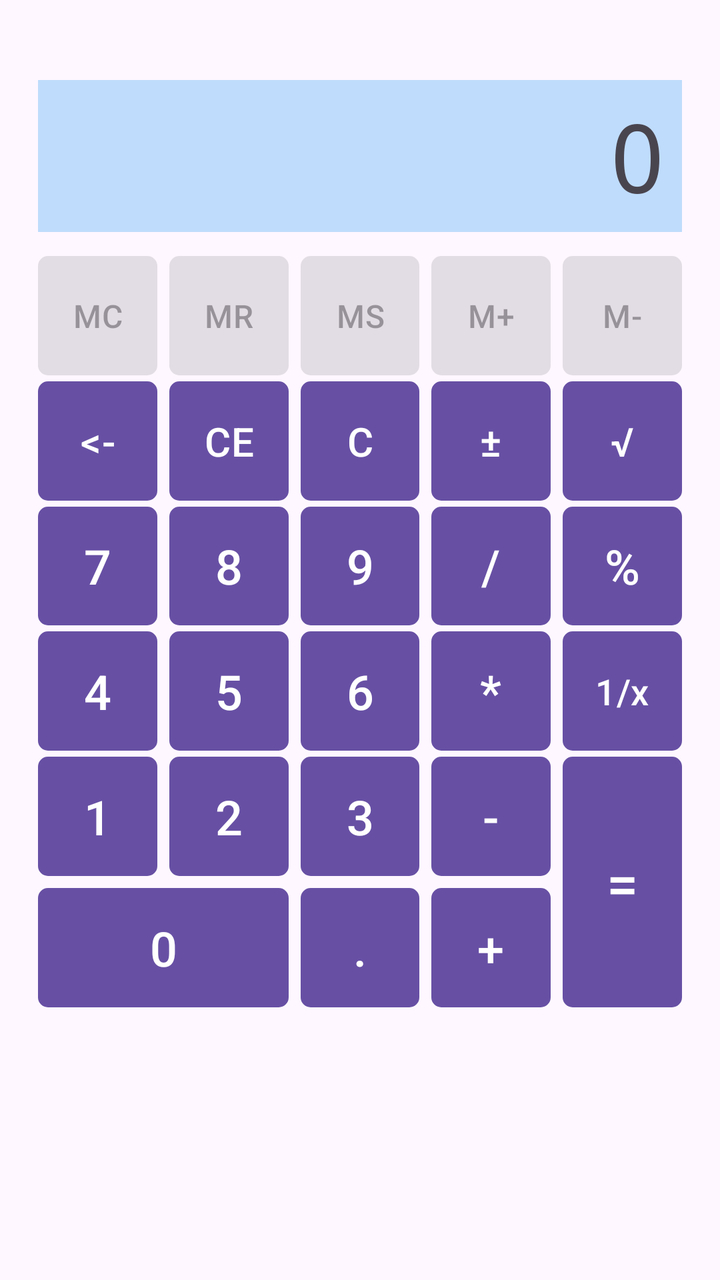
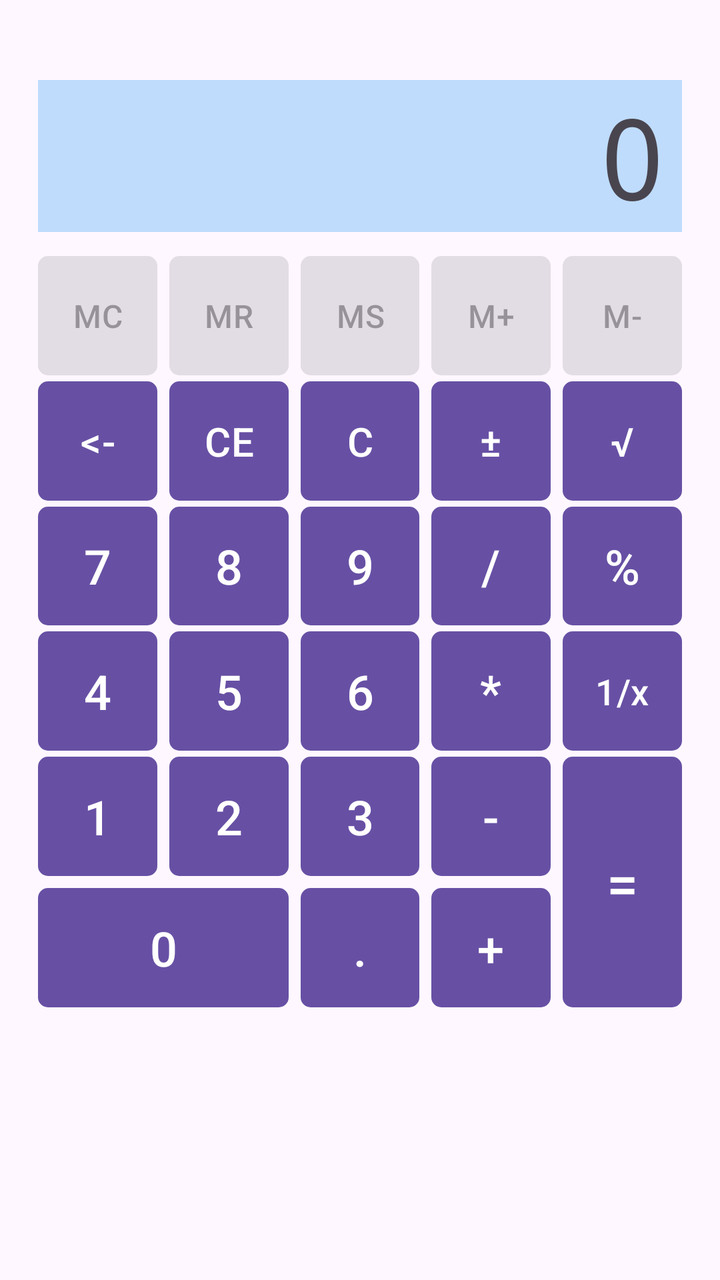

Compare the two renders of this Android layout. The source of the first and the diff that turns it into the second are given below.
<!-- AndroidManifest.xml: application theme Theme.MIPT_PD_3 -->
<!-- res/layout/activity_main.xml -->
<?xml version="1.0" encoding="utf-8"?>
<androidx.constraintlayout.widget.ConstraintLayout xmlns:android="http://schemas.android.com/apk/res/android"
    xmlns:app="http://schemas.android.com/apk/res-auto"
    xmlns:tools="http://schemas.android.com/tools"
    android:id="@+id/main"
    android:layout_width="match_parent"
    android:layout_height="match_parent"
    android:padding="16dp"
    tools:context=".MainActivity">

    <TextView
        android:id="@+id/displayText"
        android:layout_width="0dp"
        android:layout_height="76dp"
        android:layout_marginStart="3dp"
        android:layout_marginTop="24dp"
        android:layout_marginEnd="3dp"
        android:background="#492196F3"
        android:fontFamily="monospace"
        android:gravity="center_vertical|end"
        android:paddingStart="8dp"
        android:paddingEnd="8dp"
        android:text="@string/btnStr0"
        android:textSize="48sp"
        app:layout_constraintEnd_toEndOf="parent"
        app:layout_constraintStart_toStartOf="parent"
        app:layout_constraintTop_toTopOf="parent" />

    <Button
        android:id="@+id/btnMC"
        android:layout_width="0dp"
        android:layout_height="0dp"
        android:layout_marginStart="3dp"
        android:layout_marginTop="12dp"
        android:layout_marginEnd="3dp"
        android:enabled="false"
        android:insetTop="0dp"
        android:insetBottom="0dp"
        android:padding="0dp"
        android:text="@string/btnStrMC"
        android:textSize="16sp"
        app:cornerRadius="5dp"
        app:layout_constraintDimensionRatio="1:1"
        app:layout_constraintEnd_toStartOf="@+id/btnMR"
        app:layout_constraintStart_toStartOf="parent"
        app:layout_constraintTop_toBottomOf="@+id/displayText" />

    <Button
        android:id="@+id/btnMR"
        android:layout_width="0dp"
        android:layout_height="0dp"
        android:layout_marginStart="3dp"
        android:layout_marginTop="12dp"
        android:layout_marginEnd="3dp"
        android:enabled="false"
        android:insetTop="0dp"
        android:insetBottom="0dp"
        android:padding="0dp"
        android:text="@string/btnStrMR"
        android:textSize="16sp"
        app:cornerRadius="5dp"
        app:layout_constraintDimensionRatio="1:1"
        app:layout_constraintEnd_toStartOf="@+id/btnMS"
        app:layout_constraintStart_toEndOf="@+id/btnMC"
        app:layout_constraintTop_toBottomOf="@+id/displayText" />

    <Button
        android:id="@+id/btnMS"
        android:layout_width="0dp"
        android:layout_height="0dp"
        android:layout_marginStart="3dp"
        android:layout_marginTop="12dp"
        android:layout_marginEnd="3dp"
        android:enabled="false"
        android:insetTop="0dp"
        android:insetBottom="0dp"
        android:padding="0dp"
        android:text="@string/btnStrMS"
        android:textSize="16sp"
        app:cornerRadius="5dp"
        app:layout_constraintDimensionRatio="1:1"
        app:layout_constraintEnd_toStartOf="@+id/btnMPlus"
        app:layout_constraintStart_toEndOf="@+id/btnMR"
        app:layout_constraintTop_toBottomOf="@+id/displayText" />

    <Button
        android:id="@+id/btnMPlus"
        android:layout_width="0dp"
        android:layout_height="0dp"
        android:layout_marginStart="3dp"
        android:layout_marginTop="12dp"
        android:layout_marginEnd="3dp"
        android:enabled="false"
        android:insetTop="0dp"
        android:insetBottom="0dp"
        android:padding="0dp"
        android:text="@string/btnStrMP"
        android:textSize="16sp"
        app:cornerRadius="5dp"
        app:layout_constraintDimensionRatio="1:1"
        app:layout_constraintEnd_toStartOf="@+id/btnMMinus"
        app:layout_constraintStart_toEndOf="@+id/btnMS"
        app:layout_constraintTop_toBottomOf="@+id/displayText" />

    <Button
        android:id="@+id/btnMMinus"
        android:layout_width="0dp"
        android:layout_height="0dp"
        android:layout_marginStart="3dp"
        android:layout_marginTop="12dp"
        android:layout_marginEnd="3dp"
        android:enabled="false"
        android:insetTop="0dp"
        android:insetBottom="0dp"
        android:padding="0dp"
        android:text="@string/btnStrMM"
        android:textSize="16sp"
        app:cornerRadius="5dp"
        app:layout_constraintDimensionRatio="1:1"
        app:layout_constraintEnd_toEndOf="parent"
        app:layout_constraintStart_toEndOf="@+id/btnMPlus"
        app:layout_constraintTop_toBottomOf="@+id/displayText" />

    <Button
        android:id="@+id/btnArrow"
        android:layout_width="0dp"
        android:layout_height="0dp"
        android:layout_marginStart="3dp"
        android:layout_marginEnd="3dp"
        android:layout_marginTop="3dp"
        android:layout_marginBottom="3dp"
        android:insetTop="0dp"
        android:insetBottom="0dp"
        android:padding="0dp"
        android:text="@string/btnStrArrow"
        android:textSize="20sp"
        app:cornerRadius="5dp"
        app:layout_constraintDimensionRatio="1:1"
        app:layout_constraintStart_toStartOf="parent"
        app:layout_constraintEnd_toStartOf="@+id/btnCE"
        app:layout_constraintTop_toBottomOf="@+id/btnMC" />

    <Button
        android:id="@+id/btnCE"
        android:layout_width="0dp"
        android:layout_height="0dp"
        android:layout_marginStart="3dp"
        android:layout_marginEnd="3dp"
        android:layout_marginTop="3dp"
        android:layout_marginBottom="3dp"
        android:insetTop="0dp"
        android:insetBottom="0dp"
        android:padding="0dp"
        android:text="@string/btnStrCE"
        android:textSize="20sp"
        app:cornerRadius="5dp"
        app:layout_constraintDimensionRatio="1:1"
        app:layout_constraintStart_toEndOf="@+id/btnArrow"
        app:layout_constraintEnd_toStartOf="@+id/btnC"
        app:layout_constraintTop_toBottomOf="@+id/btnMC" />

    <Button
        android:id="@+id/btnC"
        android:layout_width="0dp"
        android:layout_height="0dp"
        android:layout_marginStart="3dp"
        android:layout_marginEnd="3dp"
        android:layout_marginTop="3dp"
        android:layout_marginBottom="3dp"
        android:insetTop="0dp"
        android:insetBottom="0dp"
        android:padding="0dp"
        android:text="@string/btnStrC"
        android:textSize="20sp"
        app:cornerRadius="5dp"
        app:layout_constraintDimensionRatio="1:1"
        app:layout_constraintStart_toEndOf="@+id/btnCE"
        app:layout_constraintEnd_toStartOf="@+id/btnPlusMinus"
        app:layout_constraintTop_toBottomOf="@+id/btnMC" />

    <Button
        android:id="@+id/btnPlusMinus"
        android:layout_width="0dp"
        android:layout_height="0dp"
        android:layout_marginStart="3dp"
        android:layout_marginEnd="3dp"
        android:layout_marginTop="3dp"
        android:layout_marginBottom="3dp"
        android:insetTop="0dp"
        android:insetBottom="0dp"
        android:padding="0dp"
        android:text="@string/btnStrPlusMinus"
        android:textSize="20sp"
        app:cornerRadius="5dp"
        app:layout_constraintDimensionRatio="1:1"
        app:layout_constraintStart_toEndOf="@+id/btnC"
        app:layout_constraintEnd_toStartOf="@+id/btnSqrt"
        app:layout_constraintTop_toBottomOf="@+id/btnMC" />

    <Button
        android:id="@+id/btnSqrt"
        android:layout_width="0dp"
        android:layout_height="0dp"
        android:layout_marginStart="3dp"
        android:layout_marginEnd="3dp"
        android:layout_marginTop="3dp"
        android:layout_marginBottom="3dp"
        android:insetTop="0dp"
        android:insetBottom="0dp"
        android:padding="0dp"
        android:text="@string/btnStrSqrt"
        android:textSize="20sp"
        app:cornerRadius="5dp"
        app:layout_constraintDimensionRatio="1:1"
        app:layout_constraintStart_toEndOf="@+id/btnPlusMinus"
        app:layout_constraintEnd_toEndOf="parent"
        app:layout_constraintTop_toBottomOf="@+id/btnMC" />

    <Button
        android:id="@+id/btn7"
        android:layout_width="0dp"
        android:layout_height="0dp"
        android:layout_marginStart="3dp"
        android:layout_marginEnd="3dp"
        android:layout_marginTop="3dp"
        android:layout_marginBottom="3dp"
        android:insetTop="0dp"
        android:insetBottom="0dp"
        android:padding="0dp"
        android:text="@string/btnStr7"
        android:textSize="24sp"
        app:cornerRadius="5dp"
        app:layout_constraintDimensionRatio="1:1"
        app:layout_constraintStart_toStartOf="parent"
        app:layout_constraintEnd_toStartOf="@+id/btn8"
        app:layout_constraintTop_toBottomOf="@+id/btnArrow" />

    <Button
        android:id="@+id/btn8"
        android:layout_width="0dp"
        android:layout_height="0dp"
        android:layout_marginStart="3dp"
        android:layout_marginEnd="3dp"
        android:layout_marginTop="3dp"
        android:layout_marginBottom="3dp"
        android:insetTop="0dp"
        android:insetBottom="0dp"
        android:padding="0dp"
        android:text="@string/btnStr8"
        android:textSize="24sp"
        app:cornerRadius="5dp"
        app:layout_constraintDimensionRatio="1:1"
        app:layout_constraintStart_toEndOf="@+id/btn7"
        app:layout_constraintEnd_toStartOf="@+id/btn9"
        app:layout_constraintTop_toBottomOf="@+id/btnArrow" />

    <Button
        android:id="@+id/btn9"
        android:layout_width="0dp"
        android:layout_height="0dp"
        android:layout_marginStart="3dp"
        android:layout_marginEnd="3dp"
        android:layout_marginTop="3dp"
        android:layout_marginBottom="3dp"
        android:insetTop="0dp"
        android:insetBottom="0dp"
        android:padding="0dp"
        android:text="@string/btnStr9"
        android:textSize="24sp"
        app:cornerRadius="5dp"
        app:layout_constraintDimensionRatio="1:1"
        app:layout_constraintStart_toEndOf="@+id/btn8"
        app:layout_constraintEnd_toStartOf="@+id/btnDivide"
        app:layout_constraintTop_toBottomOf="@+id/btnArrow" />

    <Button
        android:id="@+id/btnDivide"
        android:layout_width="0dp"
        android:layout_height="0dp"
        android:layout_marginStart="3dp"
        android:layout_marginEnd="3dp"
        android:layout_marginTop="3dp"
        android:layout_marginBottom="3dp"
        android:insetTop="0dp"
        android:insetBottom="0dp"
        android:padding="0dp"
        android:text="@string/btnStrDivide"
        android:textSize="24sp"
        app:cornerRadius="5dp"
        app:layout_constraintDimensionRatio="1:1"
        app:layout_constraintStart_toEndOf="@+id/btn9"
        app:layout_constraintEnd_toStartOf="@+id/btnPercent"
        app:layout_constraintTop_toBottomOf="@+id/btnArrow" />

    <Button
        android:id="@+id/btnPercent"
        android:layout_width="0dp"
        android:layout_height="0dp"
        android:layout_marginStart="3dp"
        android:layout_marginEnd="3dp"
        android:layout_marginTop="3dp"
        android:layout_marginBottom="3dp"
        android:insetTop="0dp"
        android:insetBottom="0dp"
        android:padding="0dp"
        android:text="@string/btnStrPercent"
        android:textSize="24sp"
        app:cornerRadius="5dp"
        app:layout_constraintDimensionRatio="1:1"
        app:layout_constraintStart_toEndOf="@+id/btnDivide"
        app:layout_constraintEnd_toEndOf="parent"
        app:layout_constraintTop_toBottomOf="@+id/btnArrow" />

    <Button
        android:id="@+id/btn4"
        android:layout_width="0dp"
        android:layout_height="0dp"
        android:layout_marginStart="3dp"
        android:layout_marginEnd="3dp"
        android:layout_marginTop="3dp"
        android:layout_marginBottom="3dp"
        android:insetTop="0dp"
        android:insetBottom="0dp"
        android:padding="0dp"
        android:text="@string/btnStr4"
        android:textSize="24sp"
        app:cornerRadius="5dp"
        app:layout_constraintDimensionRatio="1:1"
        app:layout_constraintStart_toStartOf="parent"
        app:layout_constraintEnd_toStartOf="@+id/btn5"
        app:layout_constraintTop_toBottomOf="@+id/btn7" />

    <Button
        android:id="@+id/btn5"
        android:layout_width="0dp"
        android:layout_height="0dp"
        android:layout_marginStart="3dp"
        android:layout_marginEnd="3dp"
        android:layout_marginTop="3dp"
        android:layout_marginBottom="3dp"
        android:insetTop="0dp"
        android:insetBottom="0dp"
        android:padding="0dp"
        android:text="@string/btnStr5"
        android:textSize="24sp"
        app:cornerRadius="5dp"
        app:layout_constraintDimensionRatio="1:1"
        app:layout_constraintStart_toEndOf="@+id/btn4"
        app:layout_constraintEnd_toStartOf="@+id/btn6"
        app:layout_constraintTop_toBottomOf="@+id/btn7" />

    <Button
        android:id="@+id/btn6"
        android:layout_width="0dp"
        android:layout_height="0dp"
        android:layout_marginStart="3dp"
        android:layout_marginEnd="3dp"
        android:layout_marginTop="3dp"
        android:layout_marginBottom="3dp"
        android:insetTop="0dp"
        android:insetBottom="0dp"
        android:padding="0dp"
        android:text="@string/btnStr6"
        android:textSize="24sp"
        app:cornerRadius="5dp"
        app:layout_constraintDimensionRatio="1:1"
        app:layout_constraintStart_toEndOf="@+id/btn5"
        app:layout_constraintEnd_toStartOf="@+id/btnMultiply"
        app:layout_constraintTop_toBottomOf="@+id/btn7" />

    <Button
        android:id="@+id/btnMultiply"
        android:layout_width="0dp"
        android:layout_height="0dp"
        android:layout_marginStart="3dp"
        android:layout_marginEnd="3dp"
        android:layout_marginTop="3dp"
        android:layout_marginBottom="3dp"
        android:insetTop="0dp"
        android:insetBottom="0dp"
        android:padding="0dp"
        android:text="@string/btnStrMultiply"
        android:textSize="24sp"
        app:cornerRadius="5dp"
        app:layout_constraintDimensionRatio="1:1"
        app:layout_constraintStart_toEndOf="@+id/btn6"
        app:layout_constraintEnd_toStartOf="@+id/btnTrupmena"
        app:layout_constraintTop_toBottomOf="@+id/btn7" />

    <Button
        android:id="@+id/btnTrupmena"
        android:layout_width="0dp"
        android:layout_height="0dp"
        android:layout_marginStart="3dp"
        android:layout_marginEnd="3dp"
        android:layout_marginTop="3dp"
        android:layout_marginBottom="3dp"
        android:insetTop="0dp"
        android:insetBottom="0dp"
        android:padding="0dp"
        android:text="@string/btnStrTrupmena"
        android:textSize="18sp"
        app:cornerRadius="5dp"
        app:layout_constraintDimensionRatio="1:1"
        app:layout_constraintStart_toEndOf="@+id/btnMultiply"
        app:layout_constraintEnd_toEndOf="parent"
        app:layout_constraintTop_toBottomOf="@+id/btn7" />

    <Button
        android:id="@+id/btn1"
        android:layout_width="0dp"
        android:layout_height="0dp"
        android:layout_marginStart="3dp"
        android:layout_marginEnd="3dp"
        android:layout_marginTop="3dp"
        android:layout_marginBottom="3dp"
        android:insetTop="0dp"
        android:insetBottom="0dp"
        android:padding="0dp"
        android:text="@string/btnStr1"
        android:textSize="24sp"
        app:cornerRadius="5dp"
        app:layout_constraintDimensionRatio="1:1"
        app:layout_constraintStart_toStartOf="parent"
        app:layout_constraintEnd_toStartOf="@+id/btn2"
        app:layout_constraintTop_toBottomOf="@+id/btn4" />

    <Button
        android:id="@+id/btn2"
        android:layout_width="0dp"
        android:layout_height="0dp"
        android:layout_marginStart="3dp"
        android:layout_marginEnd="3dp"
        android:layout_marginTop="3dp"
        android:layout_marginBottom="3dp"
        android:insetTop="0dp"
        android:insetBottom="0dp"
        android:padding="0dp"
        android:text="@string/btnStr2"
        android:textSize="24sp"
        app:cornerRadius="5dp"
        app:layout_constraintDimensionRatio="1:1"
        app:layout_constraintStart_toEndOf="@+id/btn1"
        app:layout_constraintEnd_toStartOf="@+id/btn3"
        app:layout_constraintTop_toBottomOf="@+id/btn4" />

    <Button
        android:id="@+id/btn3"
        android:layout_width="0dp"
        android:layout_height="0dp"
        android:layout_marginStart="3dp"
        android:layout_marginEnd="3dp"
        android:layout_marginTop="3dp"
        android:layout_marginBottom="3dp"
        android:insetTop="0dp"
        android:insetBottom="0dp"
        android:padding="0dp"
        android:text="@string/btnStr3"
        android:textSize="24sp"
        app:cornerRadius="5dp"
        app:layout_constraintDimensionRatio="1:1"
        app:layout_constraintStart_toEndOf="@+id/btn2"
        app:layout_constraintEnd_toStartOf="@+id/btnMinus"
        app:layout_constraintTop_toBottomOf="@+id/btn4" />

    <Button
        android:id="@+id/btnMinus"
        android:layout_width="0dp"
        android:layout_height="0dp"
        android:layout_marginStart="3dp"
        android:layout_marginEnd="3dp"
        android:layout_marginTop="3dp"
        android:layout_marginBottom="3dp"
        android:insetTop="0dp"
        android:insetBottom="0dp"
        android:padding="0dp"
        android:text="@string/btnStrMinus"
        android:textSize="24sp"
        app:cornerRadius="5dp"
        app:layout_constraintDimensionRatio="1:1"
        app:layout_constraintStart_toEndOf="@+id/btn3"
        app:layout_constraintEnd_toStartOf="@+id/btnEquals"
        app:layout_constraintTop_toBottomOf="@+id/btn4" />

    <Button
        android:id="@+id/btnEquals"
        android:layout_width="0dp"
        android:layout_height="0dp"
        android:layout_marginStart="3dp"
        android:layout_marginEnd="3dp"
        android:insetTop="0dp"
        android:insetBottom="0dp"
        android:padding="0dp"
        android:text="@string/btnStrEquals"
        android:textSize="28sp"
        app:cornerRadius="5dp"
        app:layout_constraintStart_toEndOf="@+id/btnMinus"
        app:layout_constraintEnd_toEndOf="parent"
        app:layout_constraintTop_toTopOf="@+id/btnMinus"
        app:layout_constraintBottom_toBottomOf="@+id/btnPlus" />

    <Button
        android:id="@+id/btnDot"
        android:layout_width="0dp"
        android:layout_height="0dp"
        android:layout_marginTop="6dp"
        android:insetTop="0dp"
        android:insetBottom="0dp"
        android:padding="0dp"
        android:text="@string/btnStrDot"
        android:textSize="24sp"
        app:cornerRadius="5dp"
        app:layout_constraintDimensionRatio="1:1"
        app:layout_constraintStart_toStartOf="@+id/btn3"
        app:layout_constraintEnd_toEndOf="@+id/btn3"
        app:layout_constraintTop_toBottomOf="@+id/btn3" />

    <Button
        android:id="@+id/btnPlus"
        android:layout_width="0dp"
        android:layout_height="0dp"
        android:layout_marginTop="6dp"
        android:insetTop="0dp"
        android:insetBottom="0dp"
        android:padding="0dp"
        android:text="@string/btnStrPlus"
        android:textSize="24sp"
        app:cornerRadius="5dp"
        app:layout_constraintDimensionRatio="1:1"
        app:layout_constraintStart_toStartOf="@+id/btnMinus"
        app:layout_constraintEnd_toEndOf="@+id/btnMinus"
        app:layout_constraintTop_toBottomOf="@+id/btnMinus" />

    <Button
        android:id="@+id/btn0"
        android:layout_width="0dp"
        android:layout_height="0dp"
        android:insetTop="0dp"
        android:insetBottom="0dp"
        android:padding="0dp"
        android:text="@string/btnStr0"
        android:textSize="24sp"
        app:cornerRadius="5dp"
        app:layout_constraintStart_toStartOf="@+id/btn1"
        app:layout_constraintEnd_toEndOf="@+id/btn2"
        app:layout_constraintTop_toTopOf="@+id/btnDot"
        app:layout_constraintBottom_toBottomOf="@+id/btnDot" />

</androidx.constraintlayout.widget.ConstraintLayout>
<!-- resources referenced by this layout -->
<resources>
  <string name="btnStr0">0</string>
  <string name="btnStr1">1</string>
  <string name="btnStr2">2</string>
  <string name="btnStr3">3</string>
  <string name="btnStr4">4</string>
  <string name="btnStr5">5</string>
  <string name="btnStr6">6</string>
  <string name="btnStr7">7</string>
  <string name="btnStr8">8</string>
  <string name="btnStr9">9</string>
  <string name="btnStrArrow">&lt;-</string>
  <string name="btnStrC">C</string>
  <string name="btnStrCE">CE</string>
  <string name="btnStrDivide">/</string>
  <string name="btnStrDot">.</string>
  <string name="btnStrEquals">=</string>
  <string name="btnStrMC">MC</string>
  <string name="btnStrMM">M-</string>
  <string name="btnStrMP">M+</string>
  <string name="btnStrMR">MR</string>
  <string name="btnStrMS">MS</string>
  <string name="btnStrMinus">-</string>
  <string name="btnStrMultiply">*</string>
  <string name="btnStrPercent">%</string>
  <string name="btnStrPlus">+</string>
  <string name="btnStrPlusMinus">±</string>
  <string name="btnStrSqrt">√</string>
  <string name="btnStrTrupmena">1/x</string>
  <style name="Theme.MIPT_PD_3" parent="Base.Theme.MIPT_PD_3" />
  <style name="Base.Theme.MIPT_PD_3" parent="Theme.Material3.DayNight.NoActionBar">
          
          
      </style>
</resources>

<!-- the commit's change to res/layout/activity_main.xml (unified diff, before → after) -->
@@ -18,10 +18,13 @@
         android:background="#492196F3"
         android:fontFamily="monospace"
         android:gravity="center_vertical|end"
+        android:maxLines="1"
         android:paddingStart="8dp"
         android:paddingEnd="8dp"
         android:text="@string/btnStr0"
         android:textSize="48sp"
+        app:autoSizeStepGranularity="2sp"
+        app:autoSizeTextType="uniform"
         app:layout_constraintEnd_toEndOf="parent"
         app:layout_constraintStart_toStartOf="parent"
         app:layout_constraintTop_toTopOf="parent" />
